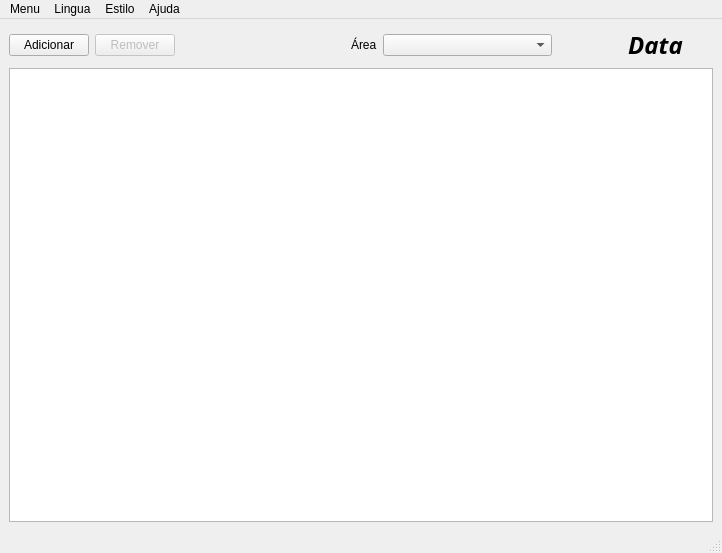
xvjau/Reserva-de-Salas, file rs/src/ui/frmain.ui: the form before one commit.
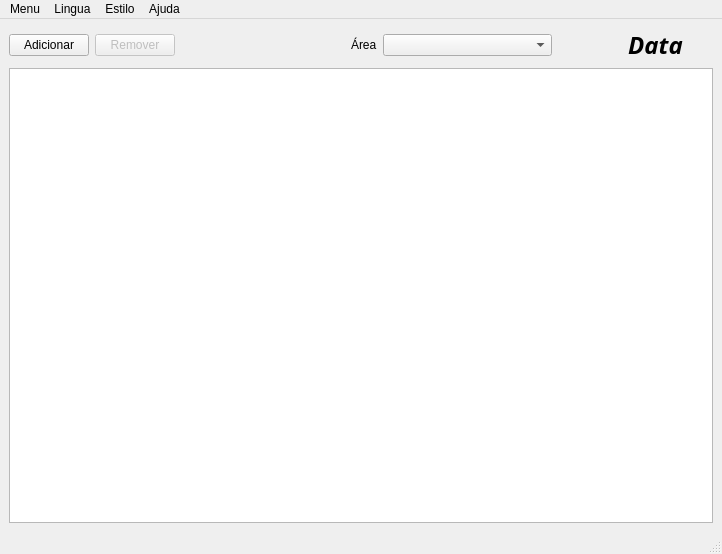
The form after the commit. Icons and pictures are not drawn.

Commit message: Added new icons to actions.

Patch:
```diff
--- a/rs/src/ui/frmain.ui
+++ b/rs/src/ui/frmain.ui
@@ -6,7 +6,7 @@
     <x>0</x>
     <y>0</y>
     <width>722</width>
-    <height>553</height>
+    <height>554</height>
    </rect>
   </property>
   <property name="windowTitle" >
```
Left out of the diff: 12 changed lines with no effect on the pictures.
